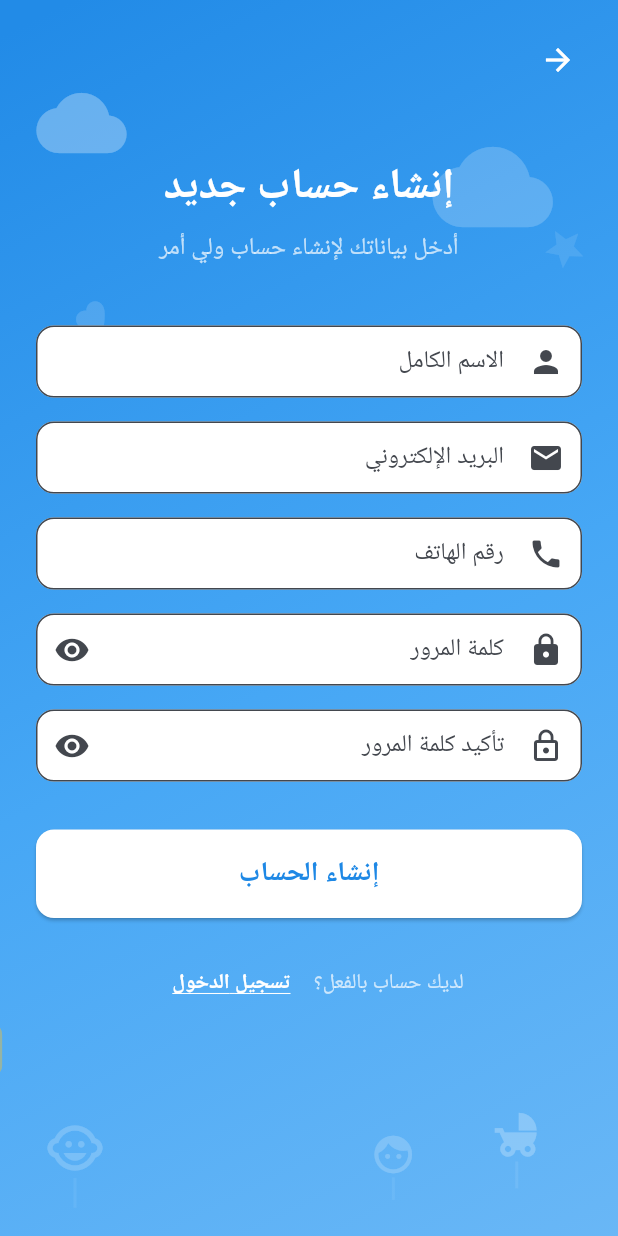
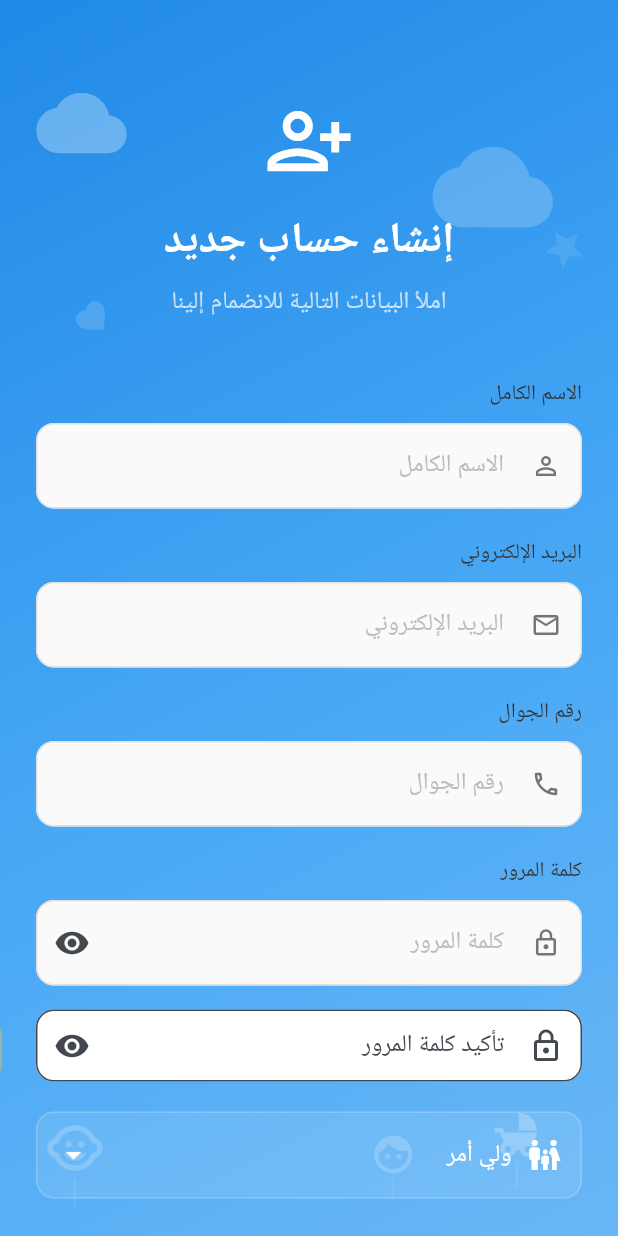
Before and after one commit to fofo2090/mybus, a Flutter app: the RegisterScreen screen opened by its route, on a phone screen of 412 x 824 dp. Run offline on Flutter 3.47's test engine with Material 3 defaults, Android fonts, the phone set to English and light mode, and no system bars; our stand-ins replace cached_network_image, cloud_firestore, cross_file, file_picker, firebase_auth, firebase_core and 11 more; missing offline and left inert: excel, mobile_scanner; accounts and stored records are empty.

```diff
--- a/lib/screens/auth/register_screen.dart
+++ b/lib/screens/auth/register_screen.dart
@@ -24,6 +24,7 @@ class _RegisterScreenState extends State<RegisterScreen> {
   final _confirmPasswordController = TextEditingController();
   bool _obscurePassword = true;
   bool _obscureConfirmPassword = true;
+  UserType _selectedUserType = UserType.parent;
 
   @override
   void dispose() {
@@ -46,10 +47,11 @@ class _RegisterScreenState extends State<RegisterScreen> {
         password: _passwordController.text,
         name: _nameController.text.trim(),
         phone: _phoneController.text.trim(),
-        userType: UserType.parent,
+        userType: _selectedUserType,
       );
 
       if (user != null && mounted) {
+        // Navigate to home screen after successful registration
         NavigationHelper.navigateToHome(context, user.userType);
       }
     } catch (e) {
@@ -63,24 +65,8 @@ class _RegisterScreenState extends State<RegisterScreen> {
   Widget build(BuildContext context) {
     return Scaffold(
       body: AnimatedBackground(
-        showChildren: true, // نريد عناصر الأطفال في شاشة إنشاء الحساب
+        showChildren: true,
         child: SafeArea(
-          child: Column(
-            children: [
-              // App Bar
-              Padding(
-                padding: const EdgeInsets.all(16.0),
-                child: Row(
-                  children: [
-                    IconButton(
-                      icon: const Icon(Icons.arrow_back, color: Colors.white),
-                      onPressed: () => context.pop(),
-                    ),
-                  ],
-                ),
-              ),
-              // Content
-              Expanded(
           child: SingleChildScrollView(
             padding: const EdgeInsets.all(24.0),
             child: Form(
@@ -88,10 +74,18 @@ class _RegisterScreenState extends State<RegisterScreen> {
               child: Column(
                 crossAxisAlignment: CrossAxisAlignment.stretch,
                 children: [
-                        // Title
+                  const SizedBox(height: 40),
+
+                  // Header
                   const Center(
                     child: Column(
                       children: [
+                        Icon(
+                          Icons.person_add_alt_1_outlined,
+                          size: 60,
+                          color: Colors.white,
+                        ),
+                        SizedBox(height: 16),
                         Text(
                           'إنشاء حساب جديد',
                           style: TextStyle(
@@ -102,7 +96,7 @@ class _RegisterScreenState extends State<RegisterScreen> {
                         ),
                         SizedBox(height: 8),
                         Text(
-                                'أدخل بياناتك لإنشاء حساب ولي أمر',
+                          'املأ البيانات التالية للانضمام إلينا',
                           style: TextStyle(
                             fontSize: 16,
                             color: Colors.white70,
@@ -115,98 +109,69 @@ class _RegisterScreenState extends State<RegisterScreen> {
                   const SizedBox(height: 40),
 
                   // Name Field
-                        TextFormField(
+                  CustomTextField(
                     controller: _nameController,
-                          decoration: const InputDecoration(
-                            labelText: 'الاسم الكامل',
-                            prefixIcon: Icon(Icons.person),
-                            filled: true,
-                            fillColor: Colors.white,
-                            border: OutlineInputBorder(
-                              borderRadius: BorderRadius.all(Radius.circular(12)),
-                            ),
-                          ),
+                    label: 'الاسم الكامل',
+                    prefixIcon: Icons.person_outline,
                     validator: (value) {
                         if (value == null || value.isEmpty) {
                             return 'يرجى إدخال الاسم';
                         }
                         return null;
-                          },
+                    }
                   ),
-
-                        const SizedBox(height: 16),
+                  const SizedBox(height: 20),
 
                   // Email Field
-                        TextFormField(
+                  CustomTextField(
                     controller: _emailController,
+                    label: 'البريد الإلكتروني',
                     keyboardType: TextInputType.emailAddress,
-                          decoration: const InputDecoration(
-                            labelText: 'البريد الإلكتروني',
-                            prefixIcon: Icon(Icons.email),
-                            filled: true,
-                            fillColor: Colors.white,
-                            border: OutlineInputBorder(
-                              borderRadius: BorderRadius.all(Radius.circular(12)),
-                            ),
-                          ),
+                    prefixIcon: Icons.email_outlined,
                     validator: (value) {
                         if (value == null || value.isEmpty) {
                             return 'يرجى إدخال البريد الإلكتروني';
                         }
-                            if (!value.contains('@')) {
+                        if (!RegExp(r'^[\w-\.]+@([\w-]+\.)+[\w-]{2,4}$').hasMatch(value)) {
                             return 'يرجى إدخال بريد إلكتروني صحيح';
                         }
                         return null;
-                          },
+                    }
                   ),
-
-                        const SizedBox(height: 16),
+                  const SizedBox(height: 20),
 
                   // Phone Field
-                        TextFormField(
+                  CustomTextField(
                     controller: _phoneController,
+                    label: 'رقم الجوال',
                     keyboardType: TextInputType.phone,
-                          decoration: const InputDecoration(
-                            labelText: 'رقم الهاتف',
-                            prefixIcon: Icon(Icons.phone),
-                            filled: true,
-                            fillColor: Colors.white,
-                            border: OutlineInputBorder(
-                              borderRadius: BorderRadius.all(Radius.circular(12)),
-                            ),
-                          ),
+                    prefixIcon: Icons.phone_outlined,
                     validator: (value) {
                         if (value == null || value.isEmpty) {
                             return 'يرجى إدخال رقم الهاتف';
                         }
                         return null;
-                          },
+                    }
                   ),
-
-                        const SizedBox(height: 16),
+                  const SizedBox(height: 20),
 
                   // Password Field
-                        TextFormField(
+                  CustomTextField(
                     controller: _passwordController,
+                    label: 'كلمة المرور',
                     obscureText: _obscurePassword,
-                          decoration: InputDecoration(
-                            labelText: 'كلمة المرور',
-                            prefixIcon: const Icon(Icons.lock),
+                    prefixIcon: Icons.lock_outline,
                     suffixIcon: IconButton(
                       icon: Icon(
-                                _obscurePassword ? Icons.visibility : Icons.visibility_off,
+                        _obscurePassword
+                            ? Icons.visibility
+                            : Icons.visibility_off,
                       ),
                       onPressed: () {
                         setState(() {
                           _obscurePassword = !_obscurePassword;
                         });
                       },
-                            ),
-                            filled: true,
-                            fillColor: Colors.white,
-                            border: const OutlineInputBorder(
-                              borderRadius: BorderRadius.all(Radius.circular(12)),
-                            ),
                     ),
                     validator: (value) {
                         if (value == null || value.isEmpty) {
@@ -216,9 +181,8 @@ class _RegisterScreenState extends State<RegisterScreen> {
                             return 'كلمة المرور يجب أن تكون 6 أحرف على الأقل';
                         }
                         return null;
-                          },
+                    }
                   ),
-
                    const SizedBox(height: 16),
 
                         // Confirm Password Field
@@ -255,34 +219,24 @@ class _RegisterScreenState extends State<RegisterScreen> {
                           },
                         ),
 
-                        const SizedBox(height: 32),
+                  const SizedBox(height: 20),
+
+                  // User Type Selection
+                  _buildUserTypeSelector(),
+                  const SizedBox(height: 30),
 
                   // Register Button
                   Consumer<PersistentAuthService>(
                     builder: (context, authService, child) {
-                            return ElevatedButton(
-                              onPressed: authService.isLoading ? null : _register,
-                              style: ElevatedButton.styleFrom(
-                                backgroundColor: Colors.white,
-                                foregroundColor: const Color(0xFF1E88E5),
-                                padding: const EdgeInsets.symmetric(vertical: 16),
-                                shape: RoundedRectangleBorder(
-                                  borderRadius: BorderRadius.circular(12),
-                                ),
-                              ),
-                              child: authService.isLoading
-                                  ? const CircularProgressIndicator()
-                                  : const Text(
-                                      'إنشاء الحساب',
-                                      style: TextStyle(
-                                        fontSize: 18,
-                                        fontWeight: FontWeight.bold,
-                                      ),
-                                    ),
+                      return UIHelper.buildActionButton(
+                        label: 'إنشاء حساب',
+                        onPressed: _register,
+                        icon: Icons.person_add,
+                        isLoading: authService.isLoading,
+                        isEnabled: !authService.isLoading,
                       );
                     },
                   ),
-
                   const SizedBox(height: 20),
 
                   // Login Link
@@ -294,7 +248,9 @@ class _RegisterScreenState extends State<RegisterScreen> {
                         style: TextStyle(color: Colors.white70),
                       ),
                       TextButton(
-                              onPressed: () => context.pop(),
+                        onPressed: () {
+                          context.go('/login');
+                        },
                         child: const Text(
                           'تسجيل الدخول',
                           style: TextStyle(
@@ -312,8 +268,54 @@ class _RegisterScreenState extends State<RegisterScreen> {
             ),
           ),
         ),
+      ),
+    );
+  }
+
+  Widget _buildUserTypeSelector() {
+    return Container(
+      padding: const EdgeInsets.symmetric(horizontal: 12, vertical: 4),
+      decoration: BoxDecoration(
+        color: Colors.white.withOpacity(0.1),
+        borderRadius: BorderRadius.circular(12),
+        border: Border.all(color: Colors.white.withOpacity(0.2)),
+      ),
+      child: DropdownButtonHideUnderline(
+        child: DropdownButton<UserType>(
+          value: _selectedUserType,
+          isExpanded: true,
+          dropdownColor: const Color(0xFF3A6EA5),
+          icon: const Icon(Icons.arrow_drop_down, color: Colors.white),
+          style: const TextStyle(color: Colors.white, fontSize: 16),
+          items: [
+            DropdownMenuItem(
+              value: UserType.parent,
+              child: Row(
+                children: [
+                  const Icon(Icons.family_restroom, color: Colors.white),
+                  const SizedBox(width: 10),
+                  Text('ولي أمر', style: TextStyle(color: Colors.white)),
                 ],
               ),
+            ),
+            DropdownMenuItem(
+              value: UserType.supervisor,
+              child: Row(
+                children: [
+                  const Icon(Icons.supervisor_account, color: Colors.white),
+                  const SizedBox(width: 10),
+                  Text('مشرف', style: TextStyle(color: Colors.white)),
+                ],
+              ),
+            ),
+          ],
+          onChanged: (UserType? newValue) {
+            if (newValue != null) {
+              setState(() {
+                _selectedUserType = newValue;
+              });
+            }
+          },
         ),
       ),
     );
--- a/lib/services/persistent_auth_service.dart
+++ b/lib/services/persistent_auth_service.dart
@@ -283,58 +283,6 @@ class PersistentAuthService extends ChangeNotifier {
     }
   }
 
-  /// تسجيل مستخدم جديد
-  Future<UserModel?> registerWithEmailAndPassword({
-    required String email,
-    required String password,
-    required String name,
-    required String phone,
-    required UserType userType,
-  }) async {
-    try {
-      _setLoading(true);
-      _setError(null);
-
-      final UserCredential result = await _auth.createUserWithEmailAndPassword(
-        email: email,
-        password: password,
-      );
-
-      if (result.user != null) {
-        final userModel = UserModel(
-          id: result.user!.uid,
-          email: email,
-          name: name,
-          phone: phone,
-          userType: userType,
-          createdAt: DateTime.now(),
-          updatedAt: DateTime.now(),
-        );
-
-        await _firestore
-            .collection('users')
-            .doc(result.user!.uid)
-            .set(userModel.toMap());
-
-        // بعد التسجيل، قم بتسجيل الدخول مباشرة لحفظ الجلسة
-        await signInWithEmailAndPassword(email: email, password: password, rememberMe: true);
-
-        return userModel;
-      }
-      return null;
-    } on FirebaseAuthException catch (e) {
-      final errorMessage = _handleAuthException(e);
-      _setError(errorMessage);
-      throw Exception(errorMessage);
-    } catch (e) {
-      final errorMessage = 'خطأ في إنشاء الحساب: $e';
-      _setError(errorMessage);
-      throw Exception(errorMessage);
-    } finally {
-      _setLoading(false);
-    }
-  }
-
   /// تسجيل الخروج (مع خيار الحفاظ على البيانات)
   Future<void> signOut({bool clearPersistedData = false}) async {
     try {
@@ -456,6 +404,58 @@ class PersistentAuthService extends ChangeNotifier {
     notifyListeners();
   }
 
+  /// تسجيل مستخدم جديد
+  Future<UserModel?> registerWithEmailAndPassword({
+    required String email,
+    required String password,
+    required String name,
+    required String phone,
+    required UserType userType,
+  }) async {
+    try {
+      _setLoading(true);
+      _setError(null);
+
+      final UserCredential result = await _auth.createUserWithEmailAndPassword(
+        email: email,
+        password: password,
+      );
+
+      if (result.user != null) {
+        final userModel = UserModel(
+          id: result.user!.uid,
+          email: email,
+          name: name,
+          phone: phone,
+          userType: userType,
+          createdAt: DateTime.now(),
+          updatedAt: DateTime.now(),
+        );
+
+        await _firestore
+            .collection('users')
+            .doc(result.user!.uid)
+            .set(userModel.toMap());
+
+        // بعد التسجيل، قم بتسجيل الدخول مباشرة لحفظ الجلسة
+        await signInWithEmailAndPassword(email: email, password: password, rememberMe: true);
+
+        return userModel;
+      }
+      return null;
+    } on FirebaseAuthException catch (e) {
+      final errorMessage = _handleAuthException(e);
+      _setError(errorMessage);
+      throw Exception(errorMessage);
+    } catch (e) {
+      final errorMessage = 'خطأ في إنشاء الحساب: $e';
+      _setError(errorMessage);
+      throw Exception(errorMessage);
+    } finally {
+      _setLoading(false);
+    }
+  }
+
   String _handleAuthException(FirebaseAuthException e) {
     switch (e.code) {
       case 'user-not-found':
```
Lines whose indentation alone changed are shown as unchanged.
